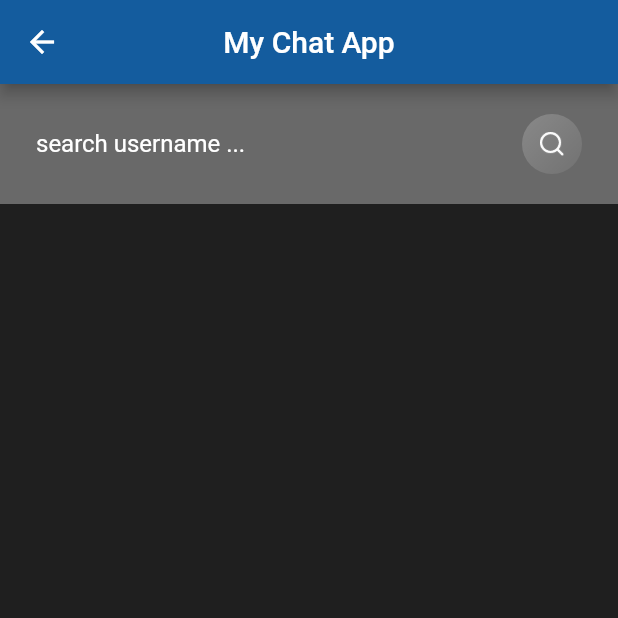
After one commit to Wahid551/chat_app, a Flutter app: the Search screen opened directly, on a phone screen of 412 x 824 dp, the top half of it. The commit adds this screen. Run offline on Flutter 3.47's test engine with Material 2 defaults, Android fonts, the phone set to English and light mode, and no system bars; our stand-ins replace cloud_firestore, firebase_auth, firebase_core, shared_preferences; accounts and stored records are empty.

```diff
--- /dev/null
+++ b/lib/helper/constants.dart
@@ -0,0 +1,3 @@
+class Constants {
+  static String myName = "";
+}
--- /dev/null
+++ b/lib/models/user.dart
@@ -0,0 +1,4 @@
+class Usser {
+  String userId;
+  Usser({this.userId});
+}
--- /dev/null
+++ b/lib/services/database.dart
@@ -0,0 +1,36 @@
+import 'package:cloud_firestore/cloud_firestore.dart';
+import 'package:flutter/material.dart';
+
+class DatabaseMethods {
+  FirebaseFirestore _user = FirebaseFirestore.instance;
+  Future getUserByUserName(String username) async {
+    return await _user
+        .collection('chat')
+        .where("userName", isEqualTo: username)
+        .get()
+        .catchError((e) {
+      print(e.toString());
+    });
+  }
+
+  Future getUserByUserEmail(String userEmail) async {
+    return await _user
+        .collection('chat')
+        .where("userName", isEqualTo: userEmail)
+        .get()
+        .catchError((e) {
+      print(e.toString());
+    });
+  }
+
+  uploadUserData(userMap) {
+    _user.collection('chat').add(userMap);
+  }
+
+  //
+  Future<bool> addChatRoom(chatRoom, chatRoomId) {
+    _user.collection("chat").doc(chatRoomId).setData(chatRoom).catchError((e) {
+      print(e);
+    });
+  }
+}
--- /dev/null
+++ b/lib/views/search.dart
@@ -0,0 +1,153 @@
+import 'package:chat_app/helper/constants.dart';
+import 'package:chat_app/services/database.dart';
+import 'package:chat_app/widgets/widget.dart';
+import 'package:cloud_firestore/cloud_firestore.dart';
+import 'package:flutter/material.dart';
+
+class Search extends StatefulWidget {
+  @override
+  _SearchState createState() => _SearchState();
+}
+
+class _SearchState extends State<Search> {
+  TextEditingController searchEditingController = new TextEditingController();
+  DatabaseMethods databaseMethods = new DatabaseMethods();
+  QuerySnapshot querySnapshot;
+  createChatRoomAndStartConversation(String userName) {
+    List<String> users = [userName, Constants.myName];
+    Map<String, dynamic> chatRoomMap = {
+      'users': users,
+    };
+    databaseMethods.addChatRoom("", "");
+  }
+
+  initialSearch() {
+    databaseMethods
+        .getUserByUserName(searchEditingController.text)
+        .then((value) {
+      setState(() {
+        querySnapshot = value;
+      });
+    });
+  }
+
+  Widget searchList() {
+    return querySnapshot != null
+        ? ListView.builder(
+            shrinkWrap: true,
+            itemCount: querySnapshot.docs.length,
+            itemBuilder: (context, index) {
+              return SearchTile(
+                  userName: querySnapshot.docs[index].data()["userName"],
+                  userEmail: querySnapshot.docs[index].data()["userEmail"]);
+            },
+          )
+        : Container();
+  }
+
+  @override
+  void initState() {
+    // TODO: implement initState
+    super.initState();
+  }
+
+  @override
+  Widget build(BuildContext context) {
+    return Scaffold(
+      appBar: AppBarMain(context),
+      body: Container(
+        child: Column(
+          children: [
+            Container(
+              padding: EdgeInsets.symmetric(horizontal: 24, vertical: 16),
+              color: Color(0x54FFFFFF),
+              child: Row(
+                children: [
+                  Expanded(
+                    child: TextField(
+                      controller: searchEditingController,
+                      style: simpleTextStyle(),
+                      decoration: InputDecoration(
+                          hintText: "search username ...",
+                          hintStyle: TextStyle(
+                            color: Colors.white,
+                            fontSize: 16,
+                          ),
+                          border: InputBorder.none),
+                    ),
+                  ),
+                  GestureDetector(
+                    onTap: () {
+                      initialSearch();
+                    },
+                    child: Container(
+                        height: 40,
+                        width: 40,
+                        decoration: BoxDecoration(
+                            gradient: LinearGradient(
+                                colors: [
+                                  const Color(0x36FFFFFF),
+                                  const Color(0x0FFFFFFF)
+                                ],
+                                begin: FractionalOffset.topLeft,
+                                end: FractionalOffset.bottomRight),
+                            borderRadius: BorderRadius.circular(40)),
+                        padding: EdgeInsets.all(12),
+                        child: Image.asset(
+                          "assets/images/search_white.png",
+                          height: 25,
+                          width: 25,
+                        )),
+                  )
+                ],
+              ),
+            ),
+            searchList()
+          ],
+        ),
+      ),
+    );
+  }
+}
+
+class SearchTile extends StatelessWidget {
+  final String userName;
+  final String userEmail;
+  SearchTile({this.userName, this.userEmail});
+  @override
+  Widget build(BuildContext context) {
+    return Container(
+      padding: EdgeInsets.symmetric(horizontal: 24, vertical: 16),
+      child: Row(
+        children: [
+          Column(
+            crossAxisAlignment: CrossAxisAlignment.start,
+            children: [
+              Text(
+                userName,
+                style: TextStyle(color: Colors.white, fontSize: 16),
+              ),
+              Text(
+                userEmail,
+                style: TextStyle(color: Colors.white, fontSize: 16),
+              )
+            ],
+          ),
+          Spacer(),
+          GestureDetector(
+            onTap: () {},
+            child: Container(
+              padding: EdgeInsets.symmetric(horizontal: 12, vertical: 8),
+              decoration: BoxDecoration(
+                  color: Colors.blue, borderRadius: BorderRadius.circular(24)),
+              child: Text(
+                "Message",
+                style: TextStyle(color: Colors.white, fontSize: 16),
+              ),
+            ),
+          )
+        ],
+      ),
+    );
+  }
+}
--- a/pubspec.yaml
+++ b/pubspec.yaml
@@ -28,6 +28,10 @@ dependencies:
   # The following adds the Cupertino Icons font to your application.
   # Use with the CupertinoIcons class for iOS style icons.
   cupertino_icons: ^1.0.0
+  firebase_auth: ^0.18.4+1
+  cloud_firestore:
+  firebase_core: ^0.5.3
+  shared_preferences: ^0.5.12+4
 
 dev_dependencies:
   flutter_test:
```
Also changed, not shown: lib/helper/authenticate.dart (added, +27 -0 lines), lib/helper/helperfunction.dart (added, +41 -0 lines), lib/main.dart (+6 -3 lines), lib/services/auth.dart (added, +56 -0 lines), lib/views/chatRoom.dart (+60 -0 lines), lib/views/signIn.dart (+83 -5 lines), lib/views/signUp.dart (+203 -0 lines), assets/images/search_white.png (added), assets/images/send.png (added), pubspec.lock, 3 other files.
